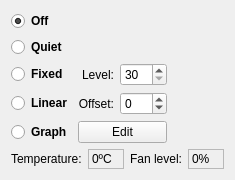
loathingKernel/Qutefan, file gputab.ui: the form before one commit.
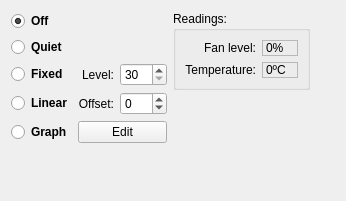
The form after the commit.

What changed in the file:
```diff
--- a/gputab.ui
+++ b/gputab.ui
@@ -6,34 +6,30 @@
    <rect>
     <x>0</x>
     <y>0</y>
-    <width>235</width>
-    <height>175</height>
+    <width>346</width>
+    <height>201</height>
    </rect>
   </property>
   <property name="windowTitle">
    <string>Form</string>
   </property>
   <layout class="QGridLayout" name="gridLayout">
-   <item row="2" column="0" colspan="2">
-    <spacer name="verticalSpacerTab">
-     <property name="orientation">
-      <enum>Qt::Vertical</enum>
+   <item row="0" column="2">
+    <widget class="QGroupBox" name="groupBoxReadings">
+     <property name="title">
+      <string>Readings:</string>
      </property>
-     <property name="sizeHint" stdset="0">
-      <size>
-       <width>20</width>
-       <height>40</height>
-      </size>
-     </property>
-    </spacer>
-   </item>
-   <item row="3" column="1">
+     <layout class="QVBoxLayout" name="verticalLayout">
+      <item>
     <layout class="QHBoxLayout" name="horizontalLayoutLevel">
      <item>
       <widget class="QLabel" name="labelLevel">
        <property name="text">
         <string>Fan level:</string>
        </property>
+          <property name="alignment">
+           <set>Qt::AlignRight|Qt::AlignTrailing|Qt::AlignVCenter</set>
+          </property>
       </widget>
      </item>
      <item>
@@ -44,6 +40,12 @@
          <height>0</height>
         </size>
        </property>
+          <property name="maximumSize">
+           <size>
+            <width>36</width>
+            <height>16777215</height>
+           </size>
+          </property>
        <property name="frameShape">
         <enum>QFrame::StyledPanel</enum>
        </property>
@@ -52,28 +54,18 @@
        </property>
       </widget>
      </item>
-     <item>
-      <spacer name="horizontalSpacerLevel">
-       <property name="orientation">
-        <enum>Qt::Horizontal</enum>
-       </property>
-       <property name="sizeHint" stdset="0">
-        <size>
-         <width>40</width>
-         <height>20</height>
-        </size>
-       </property>
-      </spacer>
-     </item>
-    </layout>
-   </item>
-   <item row="3" column="0">
+       </layout>
+      </item>
+      <item>
     <layout class="QHBoxLayout" name="horizontalLayoutTemp">
      <item>
       <widget class="QLabel" name="labelTemp">
        <property name="text">
         <string>Temperature:</string>
        </property>
+          <property name="alignment">
+           <set>Qt::AlignRight|Qt::AlignTrailing|Qt::AlignVCenter</set>
+          </property>
       </widget>
      </item>
      <item>
@@ -84,6 +76,12 @@
          <height>0</height>
         </size>
        </property>
+          <property name="maximumSize">
+           <size>
+            <width>36</width>
+            <height>16777215</height>
+           </size>
+          </property>
        <property name="frameShape">
         <enum>QFrame::StyledPanel</enum>
        </property>
@@ -92,22 +90,41 @@
        </property>
       </widget>
      </item>
-     <item>
-      <spacer name="horizontalSpacerTemp">
+       </layout>
+      </item>
+     </layout>
+     <zorder>horizontalSpacer_2</zorder>
+     <zorder></zorder>
+     <zorder></zorder>
+    </widget>
+   </item>
+   <item row="2" column="1">
+    <spacer name="verticalSpacerMode">
        <property name="orientation">
-        <enum>Qt::Horizontal</enum>
+      <enum>Qt::Vertical</enum>
        </property>
        <property name="sizeHint" stdset="0">
         <size>
-         <width>40</width>
-         <height>20</height>
+       <width>20</width>
+       <height>40</height>
         </size>
        </property>
       </spacer>
      </item>
-    </layout>
+   <item row="1" column="2" rowspan="2">
+    <spacer name="verticalSpacerReadings">
+     <property name="orientation">
+      <enum>Qt::Vertical</enum>
+     </property>
+     <property name="sizeHint" stdset="0">
+      <size>
+       <width>20</width>
+       <height>40</height>
+      </size>
+     </property>
+    </spacer>
    </item>
-   <item row="0" column="0" colspan="2">
+   <item row="0" column="1" rowspan="2">
     <layout class="QGridLayout" name="gridLayoutMode">
      <item row="3" column="0">
       <widget class="QRadioButton" name="radioButtonLinear">
@@ -145,19 +162,6 @@
        </property>
       </widget>
      </item>
-     <item row="3" column="3">
-      <spacer name="horizontalSpacerMode">
-       <property name="orientation">
-        <enum>Qt::Horizontal</enum>
-       </property>
-       <property name="sizeHint" stdset="0">
-        <size>
-         <width>40</width>
-         <height>20</height>
-        </size>
-       </property>
-      </spacer>
-     </item>
      <item row="3" column="2">
       <widget class="QSpinBox" name="spinBoxLinearOffsetValue">
        <property name="minimum">
@@ -239,6 +243,19 @@
      </item>
     </layout>
    </item>
+   <item row="0" column="3" rowspan="3">
+    <spacer name="horizontalSpacerTab">
+     <property name="orientation">
+      <enum>Qt::Horizontal</enum>
+     </property>
+     <property name="sizeHint" stdset="0">
+      <size>
+       <width>40</width>
+       <height>20</height>
+      </size>
+     </property>
+    </spacer>
+   </item>
   </layout>
  </widget>
  <resources/>
```
Left out of the diff: 56 changed lines with no effect on the pictures. Lines whose indentation alone changed are shown as unchanged.
